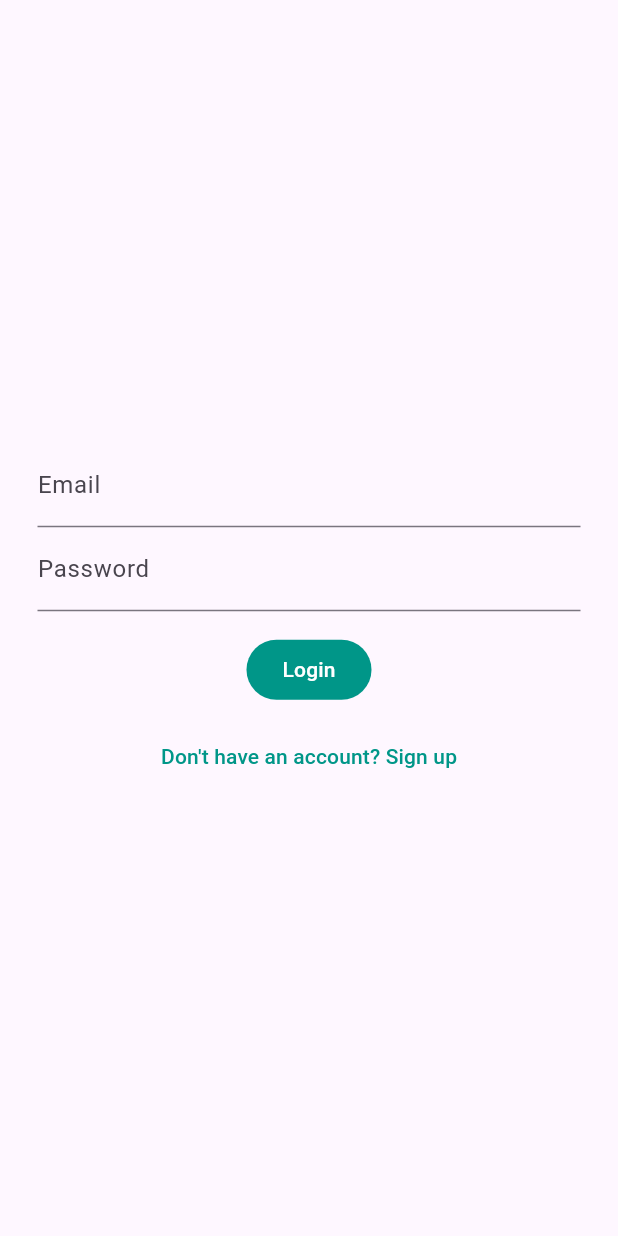
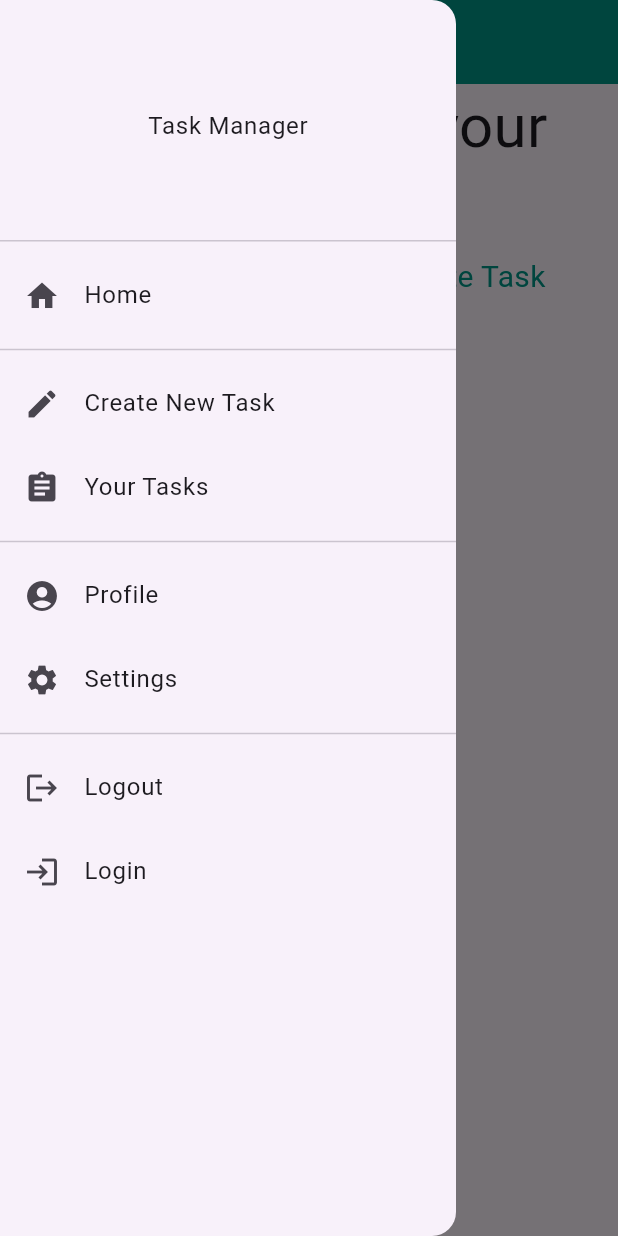
Before and after one commit to SamPariat/flutter-task-app, a Flutter app: the screen it shows after launch, with the side drawer open (before the commit the screen has no drawer), on a phone screen of 412 x 824 dp. Run offline on Flutter 3.47's test engine with Material 2 defaults, Android fonts, the phone set to English and light mode, and no system bars.

Commit message:
Added side drawer

```diff
--- a/lib/api/users/user_api.dart
+++ b/lib/api/users/user_api.dart
@@ -1,12 +1,13 @@
+import 'dart:convert';
+
 import 'package:http/http.dart' as http;
-import 'dart:convert';
 
 import './user_interface.dart';
 import './user_response.dart';
 import '../exceptions/bad_request_exception.dart';
-import '../exceptions/user_not_found_exception.dart';
 import '../exceptions/internal_server_error_exception.dart';
 import '../exceptions/user_not_authenticated_exception.dart';
+import '../exceptions/user_not_found_exception.dart';
 
 class UserApi implements UserInterface {
   final String baseUrl = 'http://localhost:4040/users';
@@ -66,6 +67,7 @@ class UserApi implements UserInterface {
           baseUrl,
           '/logout',
         ),
+        headers: {},
       );
 
       if (response.statusCode == 401) {
--- a/lib/main.dart
+++ b/lib/main.dart
@@ -21,9 +21,13 @@ class MyApp extends StatelessWidget {
           primary: Colors.teal,
           secondary: Colors.blue,
         ),
+        appBarTheme: const AppBarTheme(
+          color: Colors.teal,
+          foregroundColor: Colors.white,
+        ),
         useMaterial3: true,
       ),
-      initialRoute: '/auth',
+      initialRoute: '/home',
       routes: {
         '/auth': (ctx) => const LoginScreen(),
         '/home': (ctx) => const HomeScreen(),
--- a/lib/screens/home_screen.dart
+++ b/lib/screens/home_screen.dart
@@ -1,10 +1,36 @@
 import 'package:flutter/material.dart';
+
+import '../widgets/side_drawer.dart';
 
 class HomeScreen extends StatelessWidget {
   const HomeScreen({super.key});
 
   @override
   Widget build(BuildContext context) {
-    return const Placeholder();
+    return Scaffold(
+      appBar: AppBar(
+        title: const Text('Task Manager'),
+      ),
+      drawer: const SideDrawer(),
+      body: SafeArea(
+        child: Column(
+          children: [
+            const Text(
+              'Start managing your tasks',
+              style: TextStyle(
+                fontSize: 40,
+              ),
+            ),
+            Text(
+              'Efficiency Amplified: Your Ultimate Task Manager',
+              style: TextStyle(
+                color: Theme.of(context).primaryColor,
+                fontSize: 20,
+              ),
+            ),
+          ],
+        ),
+      ),
+    );
   }
 }
--- /dev/null
+++ b/lib/widgets/side_drawer.dart
@@ -0,0 +1,53 @@
+import 'package:flutter/material.dart';
+
+class SideDrawer extends StatelessWidget {
+  const SideDrawer({super.key});
+
+  @override
+  Widget build(BuildContext context) {
+    return Drawer(
+      child: ListView(
+        padding: const EdgeInsets.all(0),
+        children: [
+          DrawerHeader(
+            child: Container(
+              alignment: Alignment.center,
+              child: const Text('Task Manager'),
+            ),
+          ),
+          const ListTile(
+            leading: Icon(Icons.home),
+            title: Text('Home'),
+          ),
+          const Divider(),
+          const ListTile(
+            leading: Icon(Icons.create),
+            title: Text('Create New Task'),
+          ),
+          const ListTile(
+            leading: Icon(Icons.assignment),
+            title: Text('Your Tasks'),
+          ),
+          const Divider(),
+          const ListTile(
+            leading: Icon(Icons.account_circle),
+            title: Text('Profile'),
+          ),
+          const ListTile(
+            leading: Icon(Icons.settings),
+            title: Text('Settings'),
+          ),
+          const Divider(),
+          const ListTile(
+            leading: Icon(Icons.logout),
+            title: Text('Logout'),
+          ),
+          const ListTile(
+            leading: Icon(Icons.login),
+            title: Text('Login'),
+          ),
+        ],
+      ),
+    );
+  }
+}
```
